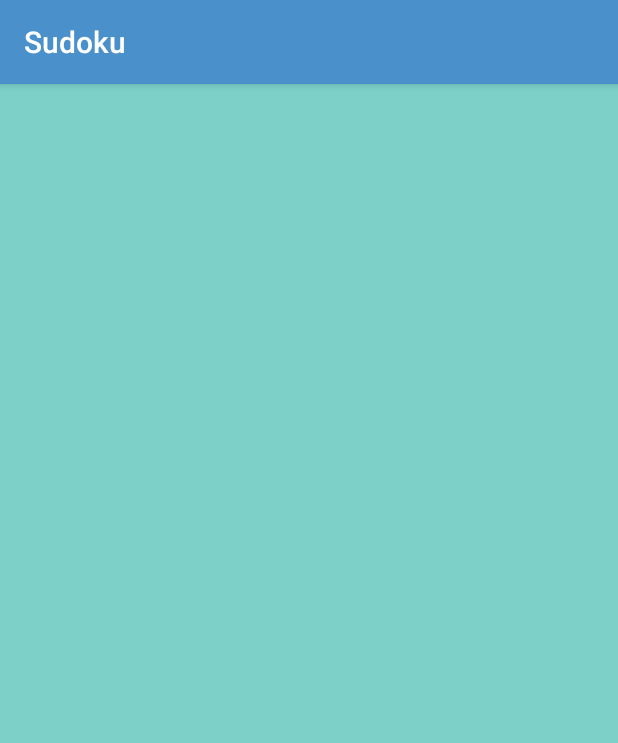
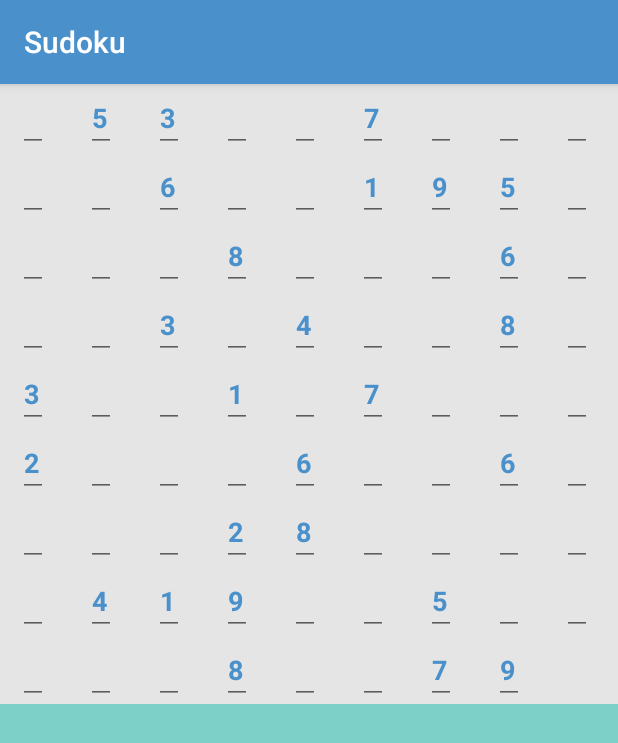
Before and after one commit to Listsene/alpha, an Android app: the fragment SudokuGridFragment placed in its activity, on a phone screen of 412 x 824 dp. Shown: the top 743 px of the screen. Run offline under Robolectric (Android 15) with nearby library versions, the phone set to English and light mode, and no system bars.

Commit message:
working on Sudoku, 50% done

```diff
--- a/app/src/main/java/com/k/hilaris/alpha/Adapters/SudokuGridAdapter.java
+++ b/app/src/main/java/com/k/hilaris/alpha/Adapters/SudokuGridAdapter.java
@@ -16,8 +16,8 @@ public class SudokuGridAdapter extends BaseAdapter {
     private Context mContext;
     private SudokuGrid sudokuGrid;
 
-    public SudokuGridAdapter(Context c, SudokuGrid sudokuGrid) {
-        this.mContext = c;
+    public SudokuGridAdapter(Context mContext, SudokuGrid sudokuGrid) {
+        this.mContext = mContext;
         this.sudokuGrid = sudokuGrid;
     }
 
@@ -42,14 +42,17 @@ public class SudokuGridAdapter extends BaseAdapter {
 
         EditText cell = convertView.findViewById(R.id.cell);
 
-        if(number.isEmpty()) {
-            cell.setActivated(true);
-            cell.setBackgroundColor(ContextCompat.getColor(mContext, R.color.text_color_with_primary));
+        if(number.isEmpty() || number.matches("\\s")) { //checks for empty or white space
+            cell.setFocusable(true);
+            cell.setText(" ");
+            //cell.setTextColor(ContextCompat.getColor(mContext, R.color.primary));
+            //cell.setBackgroundColor(ContextCompat.getColor(mContext, R.color.text_color_with_primary));
         }
         else {
             cell.setText(number);
-            cell.setActivated(false);
-            cell.setBackgroundColor(ContextCompat.getColor(mContext, R.color.primary));
+            //cell.setTextColor(ContextCompat.getColor(mContext, R.color.text_color_with_primary));
+            cell.setFocusable(false);
+            //cell.setBackgroundColor(ContextCompat.getColor(mContext, R.color.primary));
         }
 
         return convertView;
--- a/app/src/main/java/com/k/hilaris/alpha/Views/Sudoku/SudokuGridFragment.java
+++ b/app/src/main/java/com/k/hilaris/alpha/Views/Sudoku/SudokuGridFragment.java
@@ -5,6 +5,7 @@ import android.os.Bundle;
 import android.view.LayoutInflater;
 import android.view.View;
 import android.view.ViewGroup;
+import android.widget.GridView;
 
 import com.k.hilaris.alpha.Adapters.SudokuGridAdapter;
 import com.k.hilaris.alpha.Models.SudokuGrid;
@@ -14,6 +15,7 @@ import java.util.ArrayList;
 import java.util.List;
 
 public class SudokuGridFragment extends Fragment {
+    private GridView gridView;
     private SudokuGrid grid;
     private SudokuGridAdapter Adapter;
     @Override
@@ -25,28 +27,34 @@ public class SudokuGridFragment extends Fragment {
     public View onCreateView(LayoutInflater inflater, ViewGroup container,
                              Bundle savedInstanceState) {
         View view = inflater.inflate(R.layout.fragment_sudoku_grid, container, false);
+        grid = createSudoku();
 
-        grid = createSudoku();
+        gridView = view.findViewById(R.id.SudokuGridView);
+        Adapter = new SudokuGridAdapter(getContext(), grid);
+        gridView.setAdapter(Adapter);
+
+
 
         return view;
     }
     public SudokuGrid createSudoku() { // Create Sample Sudoku Board for testing
         grid = new SudokuGrid();
         List<String> cellList = new ArrayList<>();
-        String cells = "|5|3| | |7| | | | | " +
-                        "|6| | |1|9|5| | | " +
-                        "|8| | | |6| | | |3" +
-                        "|4| | |8| |3| | |1" +
-                        "|7| | | |2| | | |6" +
-                        "| |6| | | | |2|8| " +
-                        "| | | |4|1|9| | |5" +
-                        "| | | | |8| | |7|9";
-        cells.split("|");
-        for(int i = 0; i < cells.length(); i++) {
-            String cell = cells.substring(i);
+        String cells = "|5|3| | |7| | | | |" +
+                        "|6| | |1|9|5| | | |" +
+                        "|8| | | |6| | | |3|" +
+                        "|4| | |8| |3| | |1|" +
+                        "|7| | | |2| | | |6|" +
+                        "| |6| | | | |2|8| |" +
+                        "| | | |4|1|9| | |5|" +
+                        "| | | | |8| | |7|9|";
+        String[] array = cells.split("[|]", 0);
+        for(int i = 0; i < array.length; i++) {
+            String cell = array[i];
             cellList.add(cell);
         }
-        //grid.setCells();
+        //Adapter.notifyDataSetChanged();
+        grid.setCells(cellList);
         return grid;
     }
 }
--- a/app/src/main/res/layout/fragment_sudoku_grid.xml
+++ b/app/src/main/res/layout/fragment_sudoku_grid.xml
@@ -1,19 +1,17 @@
 <?xml version="1.0" encoding="utf-8"?>
 <RelativeLayout xmlns:android="http://schemas.android.com/apk/res/android"
     android:layout_width="match_parent"
-    android:layout_height="match_parent">
+    android:layout_height="match_parent"
+    android:background="#fff">
 
     <GridView xmlns:android="http://schemas.android.com/apk/res/android"
         android:id="@+id/SudokuGridView"
         android:layout_width="match_parent"
-        android:layout_height="match_parent"
-        android:layout_marginStart="10dp"
-        android:layout_marginTop="8dp"
-        android:columnWidth="90dp"
+        android:layout_height="wrap_content"
+        android:background="#e5e5e5"
         android:numColumns="9"
-        android:verticalSpacing="10dp"
-        android:horizontalSpacing="10dp"
-        android:stretchMode="columnWidth"
-        android:gravity="center" />
+        android:verticalSpacing="1dp"
+        android:horizontalSpacing="1dp"
+        android:stretchMode="columnWidth" />
 
 </RelativeLayout>
--- a/app/src/main/res/layout/grid_sudoku_cell.xml
+++ b/app/src/main/res/layout/grid_sudoku_cell.xml
@@ -4,9 +4,12 @@
     android:layout_height="match_parent">
 
     <EditText
-        android:layout_width="match_parent"
-        android:layout_height="match_parent"
+        android:layout_width="20dp"
+        android:layout_height="wrap_content"
+        android:layout_marginStart="3dp"
+        android:layout_marginEnd="3dp"
         android:id="@+id/cell"
-        android:textColor="@color/text_color_with_primary"
+        android:textStyle="bold"
+        android:textColor="@color/primary"
         android:layout_centerHorizontal="true"/>
 </RelativeLayout>
```
